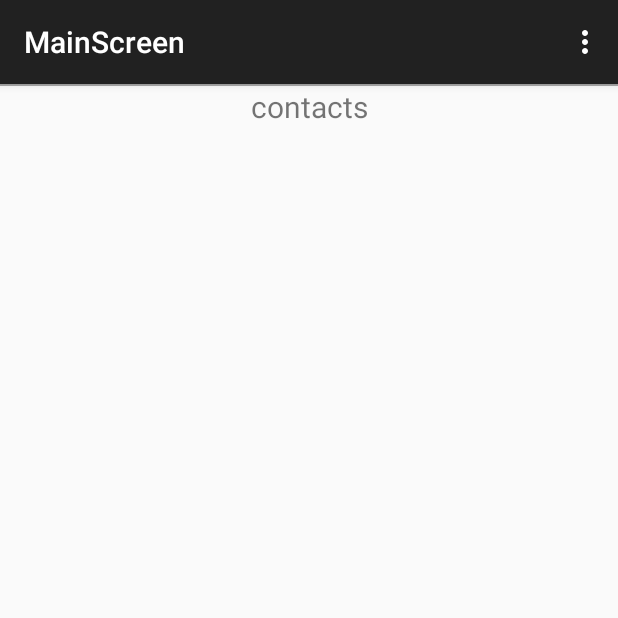
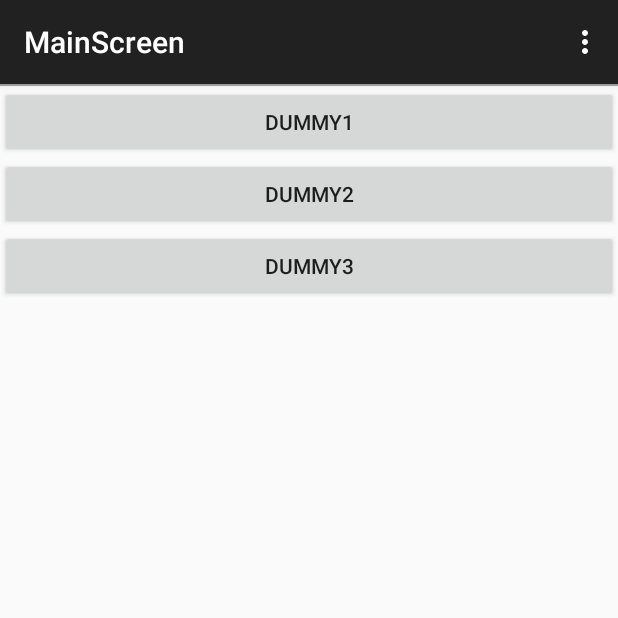
Before and after one commit to ethragur/SMRTMS, an Android app: the fragment ContactsFragment placed in its activity, on a phone screen of 412 x 824 dp, the top half of it. Run offline under Robolectric (Android 15) with nearby library versions, the light colour scheme and no system bars; 5 statements that could not run were skipped.

Commit message:
Dynamic Contact Window

```diff
--- a/app/src/main/java/client/smrtms/com/smrtms_client/fragment/ContactsFragment.java
+++ b/app/src/main/java/client/smrtms/com/smrtms_client/fragment/ContactsFragment.java
@@ -1,12 +1,24 @@
 package client.smrtms.com.smrtms_client.fragment;
 
+import android.content.Intent;
 import android.os.Bundle;
+import android.view.View;
+import android.view.ViewGroup;
+import android.widget.Button;
 import android.support.v4.app.Fragment;
 import android.view.LayoutInflater;
-import android.view.View;
-import android.view.ViewGroup;
+import android.widget.LinearLayout;
+import android.widget.TextView;
+
+
+import com.firebase.androidchat.ChatActivity;
+
+import java.util.ArrayList;
 
 import client.smrtms.com.smrtms_client.R;
+import client.smrtms.com.smrtms_client.activity.RegisterActivity;
+import client.smrtms.com.smrtms_client.controller.LoginUser;
+import client.smrtms.com.smrtms_client.controller.User;
 
 
 public class ContactsFragment extends Fragment {
@@ -16,7 +28,40 @@ public class ContactsFragment extends Fragment {
                              Bundle savedInstanceState) {
 
         View rootView = inflater.inflate(R.layout.activity_contacts, container, false);
-
         return rootView;
     }
+
+    @Override
+    public void onViewCreated(View view, Bundle savedInstanceState) {
+
+        super.onViewCreated(view, savedInstanceState);
+
+        // This will create the LinearLayout
+        LinearLayout ll = new LinearLayout(getActivity());
+        ll.setOrientation(LinearLayout.VERTICAL);
+
+        // Configuring the width and height of the linear layout.
+        LinearLayout.LayoutParams llLP = new LinearLayout.LayoutParams(LinearLayout.LayoutParams.MATCH_PARENT, LinearLayout.LayoutParams.MATCH_PARENT);
+        ll.setLayoutParams(llLP);
+
+        // Configuring the width and height of the buttons
+        LinearLayout.LayoutParams lp = new LinearLayout.LayoutParams(LinearLayout.LayoutParams.MATCH_PARENT, LinearLayout.LayoutParams.WRAP_CONTENT);
+
+        for(User friend: LoginUser.getInstance().getFriendList()) {
+            Button temp = new Button(getActivity());
+            temp.setText(friend.getUsername());
+            temp.setLayoutParams(lp);
+            temp.setOnClickListener(new View.OnClickListener() {
+                @Override
+                public void onClick(View v) {
+                    Intent myIntent = new Intent(getActivity(), ChatActivity.class);
+                    getActivity().startActivity(myIntent);
+                }
+            });
+            ll.addView(temp);
+        }
+
+        ViewGroup viewGroup = (ViewGroup) view;
+        viewGroup.addView(ll);
+    }
 }
--- a/app/src/main/res/layout/activity_contacts.xml
+++ b/app/src/main/res/layout/activity_contacts.xml
@@ -1,13 +1,5 @@
 <?xml version="1.0" encoding="utf-8"?>
-<LinearLayout xmlns:android="http://schemas.android.com/apk/res/android"
-    android:layout_width="match_parent"
-    android:layout_height="match_parent">
-
-    <TextView
-        android:layout_width="fill_parent"
-        android:layout_height="wrap_content"
-        android:layout_centerInParent="true"
-        android:gravity="center"
-        android:text="contacts"
-        android:textSize="20dp" />
-</LinearLayout>
+<FrameLayout xmlns:android="http://schemas.android.com/apk/res/android"
+    android:layout_width="fill_parent"
+    android:layout_height="fill_parent">
+</FrameLayout>
```
Also changed, not shown: 1 other file.
